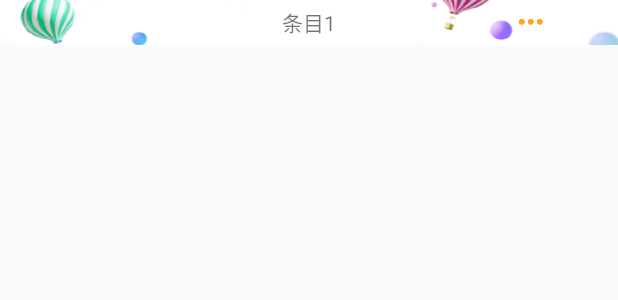
After one commit to KsonCode/ksondesign, an Android app: the layout item1_layout.xml on its own in the app's theme, with its tools: preview values and no code run, on a phone screen of 412 x 824 dp. The commit adds this screen. Shown: the top 300 px of the screen. Run offline under Robolectric (Android 15) with nearby library versions, the phone set to English and light mode, and no system bars; network calls fail.

Commit message:
多条目

```diff
--- a/app/build.gradle
+++ b/app/build.gradle
@@ -26,12 +26,11 @@ dependencies {
     androidTestImplementation 'com.android.support.test:runner:1.0.2'
     androidTestImplementation 'com.android.support.test.espresso:espresso-core:3.0.2'
     implementation project(':lib_core')
-
     implementation 'com.jcodecraeer:xrecyclerview:1.5.9'
-
     api 'com.jakewharton:butterknife:8.8.1'
     annotationProcessor 'com.jakewharton:butterknife-compiler:8.8.1'
-
+    implementation 'com.google.code.gson:gson:2.8.5'
+    implementation 'com.github.bumptech.glide:glide:4.8.0'
 }
 
 configurations.all {
--- a/app/src/main/java/com/weidu/mall/platform/api/ProductApi.java
+++ b/app/src/main/java/com/weidu/mall/platform/api/ProductApi.java
@@ -5,5 +5,5 @@ import com.example.lib_core.common.Constants;
 
 public class ProductApi {
 
-    public static final String PRODUCT_API = Api.BASE_URL+"small/commodity/v1/findCommodityByKeyword";
+    public static final String PRODUCT_API = Api.BASE_URL+"small/commodity/v1/commodityList";
 }
--- a/app/src/main/java/com/weidu/mall/platform/contract/ProductContract.java
+++ b/app/src/main/java/com/weidu/mall/platform/contract/ProductContract.java
@@ -3,10 +3,11 @@ package com.weidu.mall.platform.contract;
 import com.example.lib_core.base.mvp.BasePresenter;
 import com.example.lib_core.base.mvp.IBaseModel;
 import com.example.lib_core.base.mvp.IBaseView;
-import com.example.lib_core.net.OkhttpCallback;
+import com.weidu.mall.platform.entity.ProductBean;
 import com.weidu.mall.platform.model.ProductModel;
 
 import java.util.HashMap;
+import java.util.List;
 
 /**
  * 商品相关契约类
@@ -31,7 +32,7 @@ public interface ProductContract {
 
     interface IProductView extends IBaseView{
 
-        void success(String result);
+        void success(List<ProductBean.ProductItemBean> list);
         void keywordsEmpty(String error);
 
     }
--- /dev/null
+++ b/app/src/main/res/layout/item1_layout.xml
@@ -0,0 +1,47 @@
+<?xml version="1.0" encoding="utf-8"?>
+<LinearLayout xmlns:android="http://schemas.android.com/apk/res/android"
+    android:layout_width="match_parent"
+    android:layout_height="wrap_content"
+    android:orientation="vertical">
+
+    <RelativeLayout
+        android:layout_width="match_parent"
+        android:layout_height="wrap_content">
+
+        <ImageView
+            android:layout_width="match_parent"
+            android:layout_height="wrap_content"
+            android:src="@mipmap/pzsh_bg" />
+
+        <TextView
+            android:id="@+id/text1"
+            android:layout_width="match_parent"
+            android:layout_height="wrap_content"
+            android:layout_centerInParent="true"
+            android:background="@mipmap/pzsh_bg"
+            android:gravity="center"
+            android:text="条目1" />
+
+        <ImageView
+            android:layout_marginRight="50dp"
+            android:layout_centerVertical="true"
+            android:layout_alignParentRight="true"
+            android:layout_width="wrap_content"
+            android:src="@mipmap/dot_home_icon"
+            android:layout_height="wrap_content" />
+
+
+
+
+    </RelativeLayout>
+
+    <android.support.v7.widget.RecyclerView
+        android:id="@+id/rv"
+        android:layout_marginTop="10dp"
+        android:layout_marginRight="30dp"
+        android:layout_marginLeft="30dp"
+        android:layout_width="match_parent"
+        android:layout_height="wrap_content"/>
+
+
+</LinearLayout>
--- a/app/src/main/res/values/styles.xml
+++ b/app/src/main/res/values/styles.xml
@@ -8,4 +8,6 @@
         <item name="colorAccent">@color/colorAccent</item>
     </style>
 
+
+
 </resources>
```
Also changed, not shown: app/src/main/java/com/weidu/mall/platform/MainActivity.java (+20 -9 lines), app/src/main/java/com/weidu/mall/platform/Test.java (added, +27 -0 lines), app/src/main/java/com/weidu/mall/platform/adapter/ItemOneAdapter.java (added, +59 -0 lines), app/src/main/java/com/weidu/mall/platform/adapter/ProductAdapter.java (added, +125 -0 lines), app/src/main/java/com/weidu/mall/platform/entity/ProductBean.java (added, +48 -0 lines), app/src/main/java/com/weidu/mall/platform/presenter/ProductPresenter.java (+79 -4 lines), app/src/main/res/drawable/item_shape_bg.xml (added, +12 -0 lines), app/src/main/res/layout/item2_layout.xml (added, +11 -0 lines), app/src/main/res/layout/item3_layout.xml (added, +11 -0 lines), app/src/main/res/layout/itemone_layout.xml (added, +41 -0 lines), app/src/main/res/mipmap-xxhdpi/dot_home_icon.png (added), app/src/main/res/mipmap-xxhdpi/pzsh_bg.png (added).
